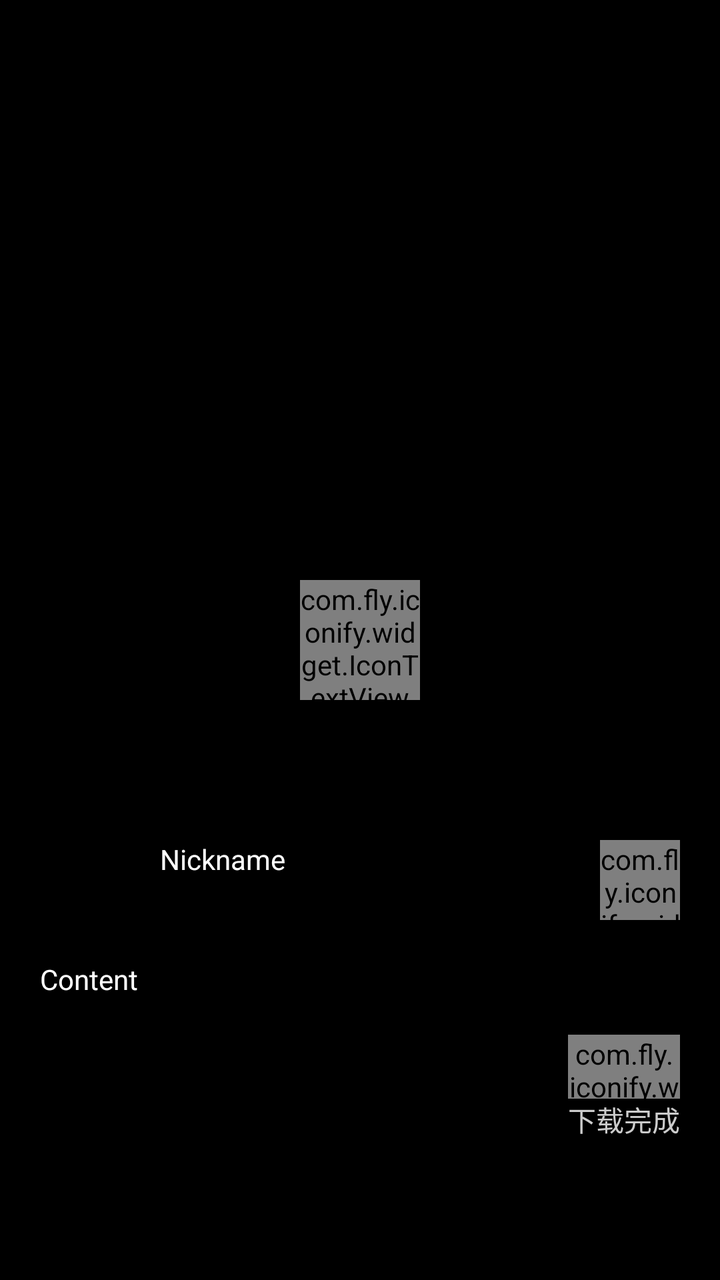
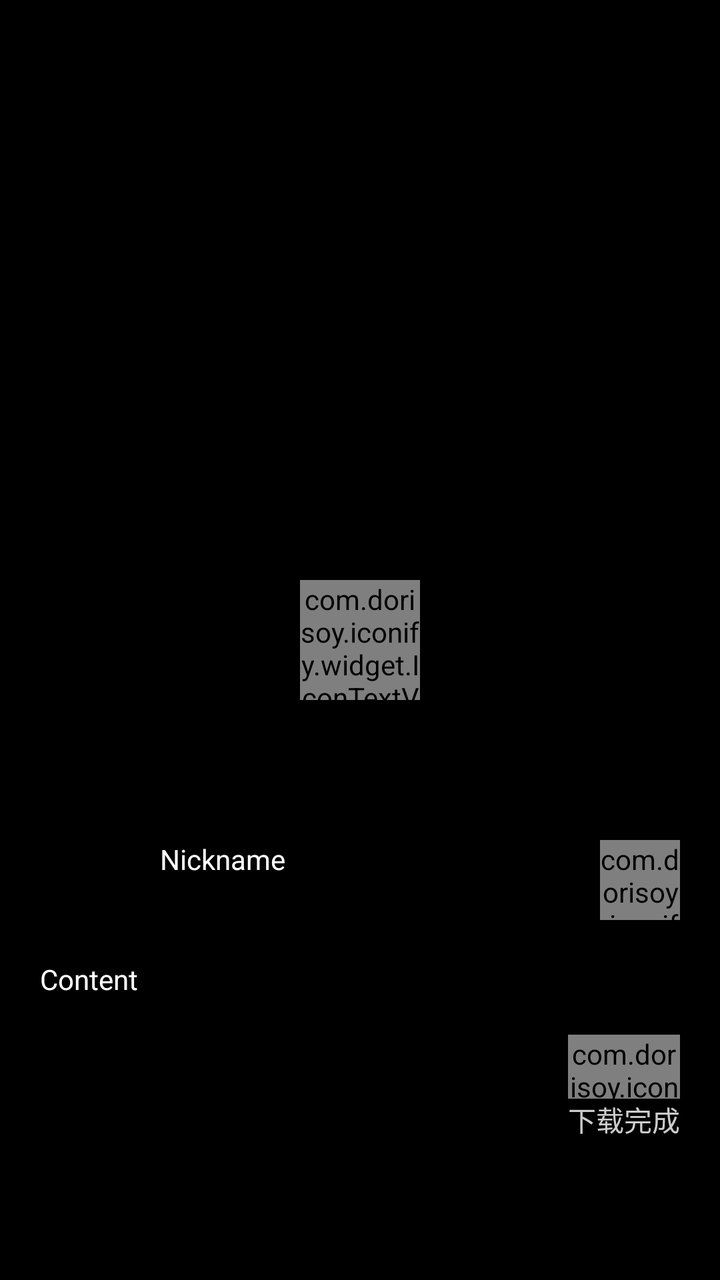

The first picture is an Android layout as it rendered before a commit; the second is the same layout after the commit. The layout source and the unified diff follow.
<!-- AndroidManifest.xml: application theme AppTheme.Main -->
<!-- res/layout/fragment_video.xml -->
<FrameLayout xmlns:android="http://schemas.android.com/apk/res/android"
    xmlns:tools="http://schemas.android.com/tools"
    android:layout_width="match_parent"
    android:layout_height="match_parent"
    android:background="#000000"
    tools:context="com.fly.video.downloader.layout.fragment.VideoFragment"
    android:id="@+id/video_fragment">

    <RelativeLayout
        android:layout_width="match_parent"
        android:layout_height="match_parent"
        android:orientation="vertical">

        

        <TextureView
            android:id="@+id/video_player"
            android:layout_width="fill_parent"
            android:layout_height="fill_parent"
            android:layout_alignParentStart="true"
            android:layout_alignParentTop="true"
            android:layout_gravity="center" />

        <ImageView
            android:id="@+id/video_avatar"
            android:layout_width="@dimen/avatar_width"
            android:layout_height="@dimen/avatar_width"
            android:layout_alignParentBottom="true"
            android:layout_alignParentStart="true"
            android:layout_marginBottom="170dp"
            android:layout_marginStart="20dp"
            android:src="@mipmap/ic_launcher_round"
            />

        <TextView
            android:id="@+id/video_nickname"
            android:layout_width="221dp"
            android:layout_height="wrap_content"
            android:layout_alignBottom="@+id/video_avatar"
            android:layout_alignTop="@+id/video_avatar"
            android:layout_marginEnd="20dp"
            android:layout_marginStart="80dp"
            android:text="Nickname"
            android:textColor="#fff" />

        <TextView
            android:id="@+id/video_content"
            android:layout_width="match_parent"
            android:layout_height="100dp"
            android:layout_alignParentBottom="true"
            android:layout_alignParentStart="true"
            android:layout_marginStart="20dp"
            android:layout_marginEnd="20dp"
            android:layout_marginBottom="60dp"
            android:textColor="#fff"
            android:text="Content" />

        <LinearLayout
            android:id="@+id/video_downloaded"
            android:layout_width="wrap_content"
            android:layout_height="wrap_content"
            android:layout_alignBottom="@+id/video_content"
            android:layout_alignEnd="@+id/video_content"
            android:layout_marginBottom="10dp"
            android:orientation="vertical">

            <com.fly.iconify.widget.IconTextView
                android:layout_width="match_parent"
                android:layout_height="32dp"
                android:shadowColor="#22000000"
                android:textAlignment="center"
                android:shadowDx="3"
                android:shadowDy="3"
                android:shadowRadius="1"
                android:text="{fal-download}"
                android:textColor="#CCC"
                android:textSize="32sp" />

            <TextView
                android:id="@+id/editText"
                android:layout_width="wrap_content"
                android:layout_height="wrap_content"
                android:text="@string/download_complete"
                android:textColor="#CCC"
                />
        </LinearLayout>

        <com.fly.iconify.widget.IconTextView
            android:id="@+id/video_pause"
            android:layout_width="60dp"
            android:layout_height="60dp"
            android:layout_centerInParent="true"
            android:text="{fa-play 60dp}"
            android:textColor="#80FFFFFF" />

        <com.fly.iconify.widget.IconTextView
            android:id="@+id/video_close"
            android:layout_width="40dp"
            android:layout_height="40dp"
            android:layout_centerVertical="true"
            android:textAlignment="center"
            android:layout_alignEnd="@+id/video_content"
            android:layout_alignTop="@+id/video_avatar"
            android:text="{fal-times 24dp}"
            android:textColor="#FFF"
            />


    </RelativeLayout>




</FrameLayout>
<!-- resources referenced by this layout -->
<resources>
  <dimen name="avatar_width">50dp</dimen>
  <!-- mipmap ic_launcher_round (mipmap-anydpi-v26) -->
  <?xml version="1.0" encoding="utf-8"?>
  <adaptive-icon xmlns:android="http://schemas.android.com/apk/res/android">
      <background android:drawable="@drawable/ic_launcher_background" />
      <foreground android:drawable="@drawable/ic_launcher_foreground" />
  </adaptive-icon>
  <string name="download_complete">下载完成</string>
  <style name="AppTheme.Main" parent="Theme.AppCompat.Light.NoActionBar">
          <item name="colorPrimary">@color/colorPrimary</item>
          <item name="colorPrimaryDark">@color/colorPrimaryDark</item>
          <item name="colorAccent">@color/colorAccent</item>
          <item name="android:windowBackground">@color/app_background</item>
          <item name="android:textColorPrimary">@color/text_primary</item>
          <item name="android:textColorSecondary">@color/text_secondary</item>
          <item name="windowActionBar">false</item>
          <item name="android:windowNoTitle">true</item>
          <item name="android:fitsSystemWindows">false</item>
          <item name="android:clipToPadding">false</item>
      </style>
  <!-- drawable ic_launcher_background: vector/xml drawable (drawable, 5605 chars, omitted) -->
  <!-- drawable ic_launcher_foreground (drawable-v24) -->
  <vector xmlns:android="http://schemas.android.com/apk/res/android"
      xmlns:aapt="http://schemas.android.com/aapt"
      android:width="108dp"
      android:height="108dp"
      android:viewportHeight="108"
      android:viewportWidth="108">
      <path
          android:fillType="evenOdd"
          android:pathData="M32,64C32,64 38.39,52.99 44.13,50.95C51.37,48.37 70.14,49.57 70.14,49.57L108.26,87.69L108,109.01L75.97,107.97L32,64Z"
          android:strokeColor="#00000000"
          android:strokeWidth="1">
          <aapt:attr name="android:fillColor">
              <gradient
                  android:endX="78.5885"
                  android:endY="90.9159"
                  android:startX="48.7653"
                  android:startY="61.0927"
                  android:type="linear">
                  <item
                      android:color="#44000000"
                      android:offset="0.0" />
                  <item
                      android:color="#00000000"
                      android:offset="1.0" />
              </gradient>
          </aapt:attr>
      </path>
      <path
          android:fillColor="#FFFFFF"
          android:fillType="nonZero"
          android:pathData="M66.94,46.02L66.94,46.02C72.44,50.07 76,56.61 76,64L32,64C32,56.61 35.56,50.11 40.98,46.06L36.18,41.19C35.45,40.45 35.45,39.3 36.18,38.56C36.91,37.81 38.05,37.81 38.78,38.56L44.25,44.05C47.18,42.57 50.48,41.71 54,41.71C57.48,41.71 60.78,42.57 63.68,44.05L69.11,38.56C69.84,37.81 70.98,37.81 71.71,38.56C72.44,39.3 72.44,40.45 71.71,41.19L66.94,46.02ZM62.94,56.92C64.08,56.92 65,56.01 65,54.88C65,53.76 64.08,52.85 62.94,52.85C61.8,52.85 60.88,53.76 60.88,54.88C60.88,56.01 61.8,56.92 62.94,56.92ZM45.06,56.92C46.2,56.92 47.13,56.01 47.13,54.88C47.13,53.76 46.2,52.85 45.06,52.85C43.92,52.85 43,53.76 43,54.88C43,56.01 43.92,56.92 45.06,56.92Z"
          android:strokeColor="#00000000"
          android:strokeWidth="1" />
  </vector>
  <color name="colorPrimary">#FE2C55</color>
  <color name="colorPrimaryDark">#D81E44</color>
  <color name="colorAccent">#FE2C55</color>
  <color name="app_background">#F4F5F7</color>
  <color name="text_primary">#1A1A1A</color>
  <color name="text_secondary">#8A8A8F</color>
</resources>

<!-- the commit's change to res/layout/fragment_video.xml (unified diff, before → after) -->
@@ -3,7 +3,7 @@
     android:layout_width="match_parent"
     android:layout_height="match_parent"
     android:background="#000000"
-    tools:context="com.fly.video.downloader.layout.fragment.VideoFragment"
+    tools:context="com.dorisoy.video.downloader.layout.fragment.VideoFragment"
     android:id="@+id/video_fragment">
 
     <RelativeLayout
@@ -64,7 +64,7 @@
             android:layout_marginBottom="10dp"
             android:orientation="vertical">
 
-            <com.fly.iconify.widget.IconTextView
+            <com.dorisoy.iconify.widget.IconTextView
                 android:layout_width="match_parent"
                 android:layout_height="32dp"
                 android:shadowColor="#22000000"
@@ -85,7 +85,7 @@
                 />
         </LinearLayout>
 
-        <com.fly.iconify.widget.IconTextView
+        <com.dorisoy.iconify.widget.IconTextView
             android:id="@+id/video_pause"
             android:layout_width="60dp"
             android:layout_height="60dp"
@@ -93,7 +93,7 @@
             android:text="{fa-play 60dp}"
             android:textColor="#80FFFFFF" />
 
-        <com.fly.iconify.widget.IconTextView
+        <com.dorisoy.iconify.widget.IconTextView
             android:id="@+id/video_close"
             android:layout_width="40dp"
             android:layout_height="40dp"
